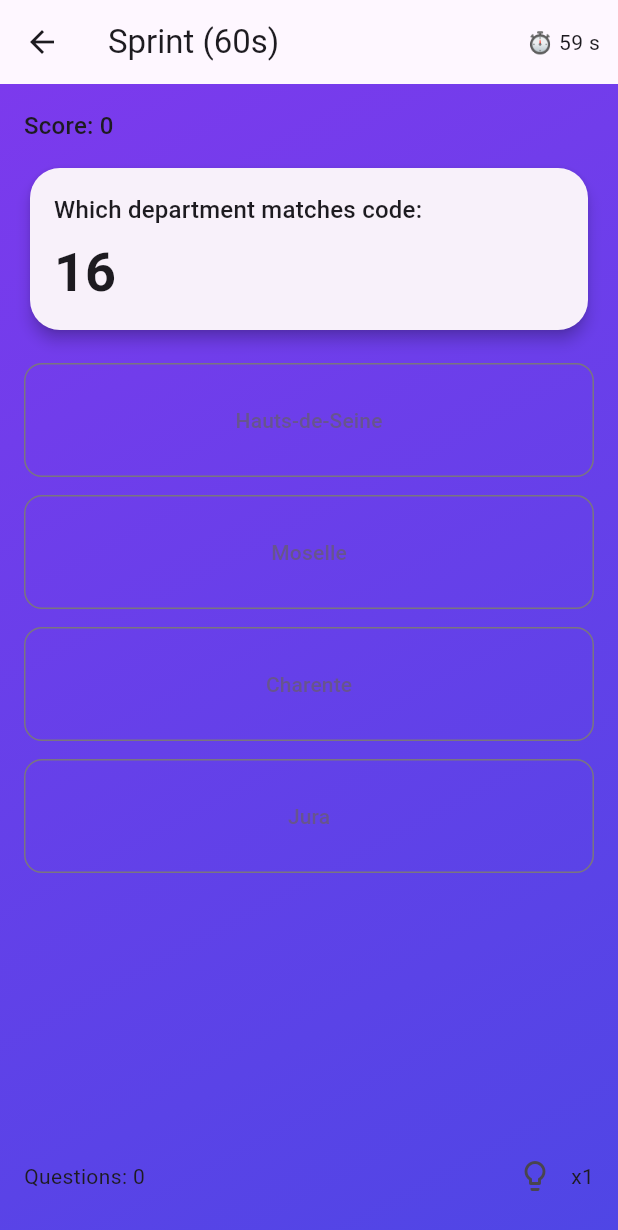
After one commit to Myoxsis/departments_blitz, a Flutter app: the GamePage screen opened by its route, on a phone screen of 412 x 824 dp. The commit adds this screen. Shown: the top 1230 px of the screen. Run offline on Flutter 3.47's test engine with Material 3 defaults, Android fonts, the phone set to English and light mode, and no system bars; our stand-ins replace google_mobile_ads.

Commit message:
refactor: extract gradient background widget

```diff
--- a/lib/game/game_page.dart
+++ b/lib/game/game_page.dart
@@ -2,6 +2,7 @@ import 'dart:async';
 import 'package:flutter/material.dart';
 import 'package:google_mobile_ads/google_mobile_ads.dart';
 import '../ad_helper.dart';
+import '../widgets/gradient_background.dart';
 import 'models.dart';
 import 'quiz_engine.dart';
 
@@ -209,14 +210,7 @@ class _GamePageState extends State<GamePage> {
           ),
         ],
       ),
-      body: Container(
-        decoration: const BoxDecoration(
-          gradient: LinearGradient(
-            colors: [Color(0xFF7C3AED), Color(0xFF4F46E5)],
-            begin: Alignment.topLeft,
-            end: Alignment.bottomRight,
-          ),
-        ),
+      body: GradientBackground(
         child: q == null
             ? const Center(child: CircularProgressIndicator())
             : Padding(
--- /dev/null
+++ b/lib/widgets/gradient_background.dart
@@ -0,0 +1,21 @@
+import 'package:flutter/material.dart';
+
+class GradientBackground extends StatelessWidget {
+  final Widget child;
+
+  const GradientBackground({super.key, required this.child});
+
+  @override
+  Widget build(BuildContext context) {
+    return Container(
+      decoration: const BoxDecoration(
+        gradient: LinearGradient(
+          colors: [Color(0xFF7C3AED), Color(0xFF4F46E5)],
+          begin: Alignment.topLeft,
+          end: Alignment.bottomRight,
+        ),
+      ),
+      child: child,
+    );
+  }
+}
```
Also changed, not shown: lib/game/home_page.dart (+2 -8 lines), lib/game/results_page.dart (+2 -8 lines).
